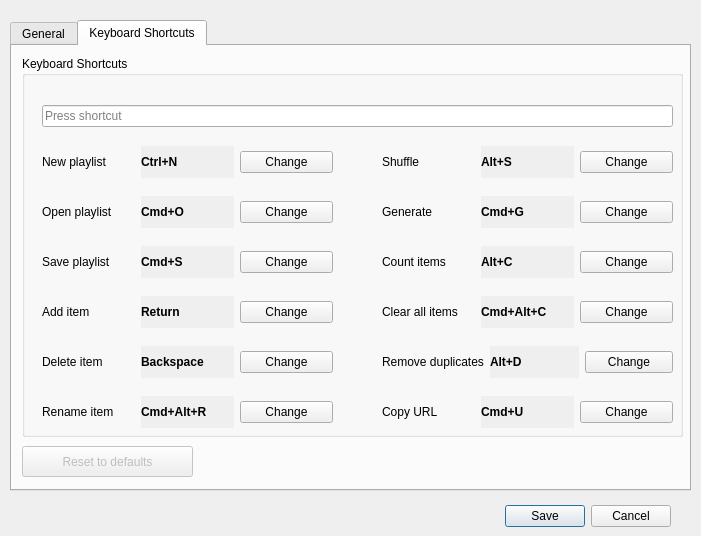
Above: src/main/resources/base/forms/settings_dialog.ui from christianhofmanncodes/youtube-playlist-generator before the change. Below: the same form after it.
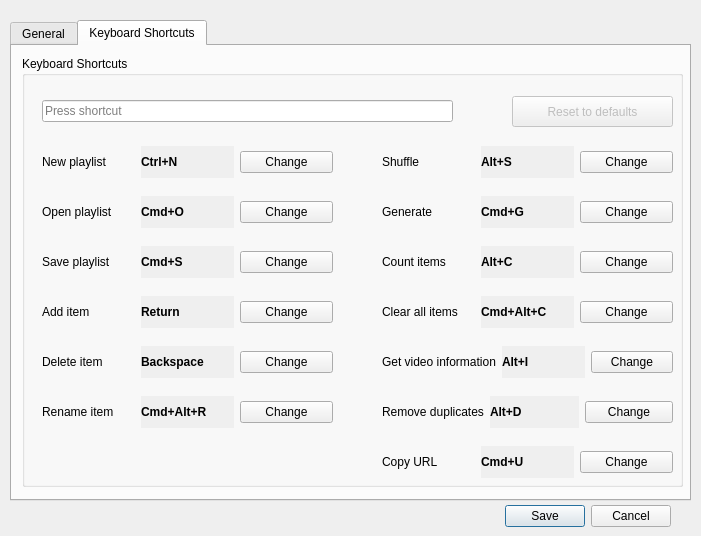
That is the form after the change.

Commit message: Change dialog size, redesign keyboard shortcuts settings, add button to reset to default (for future version)

Diff of the .ui file:
```diff
--- a/src/main/resources/base/forms/settings_dialog.ui
+++ b/src/main/resources/base/forms/settings_dialog.ui
@@ -53,7 +53,7 @@
      <x>10</x>
      <y>20</y>
      <width>681</width>
-     <height>471</height>
+     <height>481</height>
     </rect>
    </property>
    <property name="tabPosition">
@@ -231,7 +231,7 @@
        <x>10</x>
        <y>10</y>
        <width>661</width>
-       <height>381</height>
+       <height>431</height>
       </rect>
      </property>
      <property name="title">
@@ -242,12 +242,12 @@
        <rect>
         <x>20</x>
         <y>30</y>
-        <width>631</width>
-        <height>61</height>
+        <width>411</width>
+        <height>51</height>
        </rect>
       </property>
      </widget>
-     <widget class="QWidget" name="">
+     <widget class="QWidget" name="layoutWidget">
       <property name="geometry">
        <rect>
         <x>360</x>
@@ -288,7 +288,7 @@
        </item>
       </layout>
      </widget>
-     <widget class="QWidget" name="">
+     <widget class="QWidget" name="layoutWidget">
       <property name="geometry">
        <rect>
         <x>360</x>
@@ -329,7 +329,7 @@
        </item>
       </layout>
      </widget>
-     <widget class="QWidget" name="">
+     <widget class="QWidget" name="layoutWidget">
       <property name="geometry">
        <rect>
         <x>360</x>
@@ -370,7 +370,7 @@
        </item>
       </layout>
      </widget>
-     <widget class="QWidget" name="">
+     <widget class="QWidget" name="layoutWidget">
       <property name="geometry">
        <rect>
         <x>360</x>
@@ -411,7 +411,7 @@
        </item>
       </layout>
      </widget>
-     <widget class="QWidget" name="">
+     <widget class="QWidget" name="layoutWidget">
       <property name="geometry">
        <rect>
         <x>20</x>
@@ -452,25 +452,25 @@
        </item>
       </layout>
      </widget>
-     <widget class="QWidget" name="">
+     <widget class="QWidget" name="layoutWidget">
       <property name="geometry">
        <rect>
         <x>360</x>
-        <y>340</y>
+        <y>390</y>
         <width>291</width>
         <height>32</height>
        </rect>
       </property>
-      <layout class="QHBoxLayout" name="horizontalLayout_12">
+      <layout class="QHBoxLayout" name="horizontalLayout_13">
        <item>
-        <widget class="QLabel" name="label_keyboard_shortcuts_option12_text">
+        <widget class="QLabel" name="label_keyboard_shortcuts_option13_text">
          <property name="text">
           <string>Copy URL</string>
          </property>
         </widget>
        </item>
        <item>
-        <widget class="QLabel" name="label_keyboard_shortcuts_option12">
+        <widget class="QLabel" name="label_keyboard_shortcuts_option13">
          <property name="font">
           <font>
            <bold>true</bold>
@@ -485,7 +485,7 @@
         </widget>
        </item>
        <item>
-        <widget class="QPushButton" name="pushButton_change_option12">
+        <widget class="QPushButton" name="pushButton_change_option13">
          <property name="text">
           <string>Change</string>
          </property>
@@ -493,25 +493,25 @@
        </item>
       </layout>
      </widget>
-     <widget class="QWidget" name="">
+     <widget class="QWidget" name="layoutWidget">
       <property name="geometry">
        <rect>
         <x>360</x>
-        <y>290</y>
+        <y>340</y>
         <width>291</width>
         <height>32</height>
        </rect>
       </property>
-      <layout class="QHBoxLayout" name="horizontalLayout_11">
+      <layout class="QHBoxLayout" name="horizontalLayout_12">
        <item>
-        <widget class="QLabel" name="label_keyboard_shortcuts_option11_text">
+        <widget class="QLabel" name="label_keyboard_shortcuts_option12_text">
          <property name="text">
           <string>Remove duplicates</string>
          </property>
         </widget>
        </item>
        <item>
-        <widget class="QLabel" name="label_keyboard_shortcuts_option11">
+        <widget class="QLabel" name="label_keyboard_shortcuts_option12">
          <property name="font">
           <font>
            <bold>true</bold>
@@ -526,7 +526,7 @@
         </widget>
        </item>
        <item>
-        <widget class="QPushButton" name="pushButton_change_option11">
+        <widget class="QPushButton" name="pushButton_change_option12">
          <property name="text">
           <string>Change</string>
          </property>
@@ -534,7 +534,7 @@
        </item>
       </layout>
      </widget>
-     <widget class="QWidget" name="">
+     <widget class="QWidget" name="layoutWidget">
       <property name="geometry">
        <rect>
         <x>20</x>
@@ -575,7 +575,7 @@
        </item>
       </layout>
      </widget>
-     <widget class="QWidget" name="">
+     <widget class="QWidget" name="layoutWidget">
       <property name="geometry">
        <rect>
         <x>20</x>
@@ -616,7 +616,7 @@
        </item>
       </layout>
      </widget>
-     <widget class="QWidget" name="">
+     <widget class="QWidget" name="layoutWidget">
       <property name="geometry">
        <rect>
         <x>20</x>
@@ -657,7 +657,7 @@
        </item>
       </layout>
      </widget>
-     <widget class="QWidget" name="">
+     <widget class="QWidget" name="layoutWidget">
       <property name="geometry">
        <rect>
         <x>20</x>
@@ -698,7 +698,7 @@
        </item>
       </layout>
      </widget>
-     <widget class="QWidget" name="">
+     <widget class="QWidget" name="layoutWidget">
       <property name="geometry">
        <rect>
         <x>20</x>
@@ -739,22 +739,63 @@
        </item>
       </layout>
      </widget>
-    </widget>
-    <widget class="QPushButton" name="pushButton_reset_defaults">
-     <property name="enabled">
-      <bool>false</bool>
-     </property>
-     <property name="geometry">
-      <rect>
-       <x>10</x>
-       <y>400</y>
-       <width>171</width>
-       <height>31</height>
-      </rect>
-     </property>
-     <property name="text">
-      <string>Reset to defaults</string>
-     </property>
+     <widget class="QPushButton" name="pushButton_reset_defaults">
+      <property name="enabled">
+       <bool>false</bool>
+      </property>
+      <property name="geometry">
+       <rect>
+        <x>490</x>
+        <y>40</y>
+        <width>161</width>
+        <height>31</height>
+       </rect>
+      </property>
+      <property name="text">
+       <string>Reset to defaults</string>
+      </property>
+     </widget>
+     <widget class="QWidget" name="layoutWidget_2">
+      <property name="geometry">
+       <rect>
+        <x>360</x>
+        <y>290</y>
+        <width>291</width>
+        <height>32</height>
+       </rect>
+      </property>
+      <layout class="QHBoxLayout" name="horizontalLayout_11">
+       <item>
+        <widget class="QLabel" name="label_keyboard_shortcuts_option11_text">
+         <property name="text">
+          <string>Get video information</string>
+         </property>
+        </widget>
+       </item>
+       <item>
+        <widget class="QLabel" name="label_keyboard_shortcuts_option11">
+         <property name="font">
+          <font>
+           <bold>true</bold>
+          </font>
+         </property>
+         <property name="autoFillBackground">
+          <bool>true</bool>
+         </property>
+         <property name="text">
+          <string>Alt+I</string>
+         </property>
+        </widget>
+       </item>
+       <item>
+        <widget class="QPushButton" name="pushButton_change_option11">
+         <property name="text">
+          <string>Change</string>
+         </property>
+        </widget>
+       </item>
+      </layout>
+     </widget>
     </widget>
    </widget>
   </widget>
```
